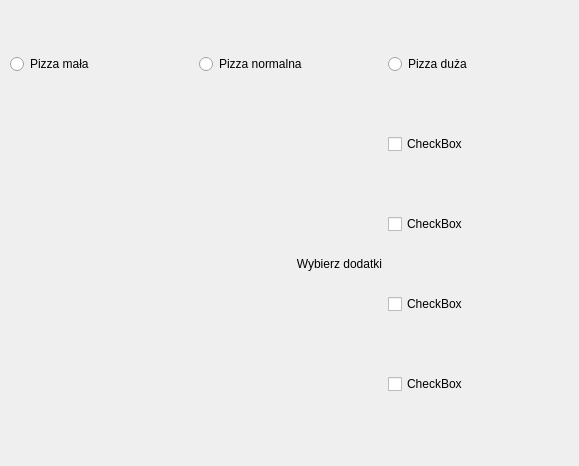
First picture: the form in layout.ui, repository Monka3tp/Pizza_pyqt, before the edit.
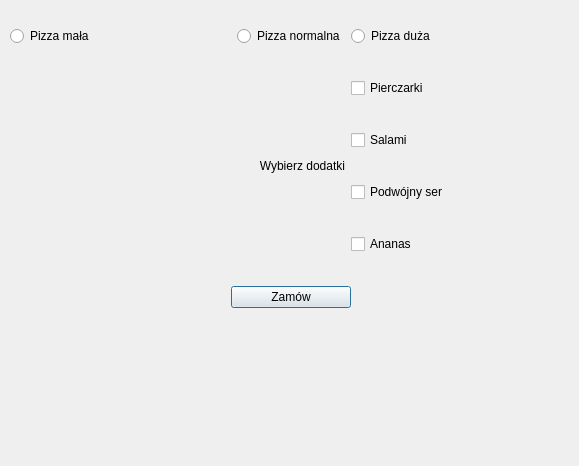
Second picture: the form after the edit.

What changed in the file:
```diff
--- a/layout.ui
+++ b/layout.ui
@@ -24,7 +24,14 @@
    </property>
    <layout class="QGridLayout" name="gridLayout">
     <item row="0" column="2">
-     <widget class="QRadioButton" name="radioButton_3">
+     <widget class="QRadioButton" name="normalPizza">
+      <property name="text">
+       <string>Pizza normalna</string>
+      </property>
+     </widget>
+    </item>
+    <item row="0" column="3" colspan="2">
+     <widget class="QRadioButton" name="bigPizza">
       <property name="autoFillBackground">
        <bool>false</bool>
       </property>
@@ -33,49 +40,68 @@
       </property>
      </widget>
     </item>
-    <item row="3" column="2">
-     <widget class="QCheckBox" name="checkBox_3">
+    <item row="4" column="3" colspan="2">
+     <widget class="QCheckBox" name="pinapleBox">
       <property name="text">
-       <string>CheckBox</string>
+       <string>Ananas</string>
       </property>
      </widget>
     </item>
-    <item row="2" column="2">
-     <widget class="QCheckBox" name="checkBox_2">
-      <property name="text">
-       <string>CheckBox</string>
+    <item row="5" column="0">
+     <spacer name="horizontalSpacer_2">
+      <property name="orientation">
+       <enum>Qt::Horizontal</enum>
       </property>
-     </widget>
+      <property name="sizeHint" stdset="0">
+       <size>
+        <width>40</width>
+        <height>20</height>
+       </size>
+      </property>
+     </spacer>
     </item>
-    <item row="0" column="0">
-     <widget class="QRadioButton" name="radioButton">
+    <item row="0" column="0" colspan="2">
+     <widget class="QRadioButton" name="smallPizza">
       <property name="text">
        <string>Pizza mała</string>
       </property>
      </widget>
     </item>
-    <item row="1" column="2">
-     <widget class="QCheckBox" name="checkBox">
+    <item row="3" column="3" colspan="2">
+     <widget class="QCheckBox" name="cheeseBox">
       <property name="text">
-       <string>CheckBox</string>
+       <string>Podwójny ser</string>
       </property>
      </widget>
     </item>
-    <item row="0" column="1">
-     <widget class="QRadioButton" name="radioButton_2">
+    <item row="1" column="3" colspan="2">
+     <widget class="QCheckBox" name="mushroomBox">
       <property name="text">
-       <string>Pizza normalna</string>
+       <string>Pierczarki</string>
       </property>
      </widget>
     </item>
-    <item row="4" column="2">
-     <widget class="QCheckBox" name="checkBox_4">
+    <item row="2" column="3" colspan="2">
+     <widget class="QCheckBox" name="salamiBox">
       <property name="text">
-       <string>CheckBox</string>
+       <string>Salami</string>
       </property>
      </widget>
     </item>
-    <item row="1" column="0" rowspan="4" colspan="2">
+    <item row="5" column="1" colspan="3">
+     <widget class="QPushButton" name="orderButton">
+      <property name="maximumSize">
+       <size>
+        <width>150</width>
+        <height>16777215</height>
+       </size>
+      </property>
+      <property name="text">
+       <string>Zamów</string>
+      </property>
+     </widget>
+    </item>
+    <item row="1" column="1" rowspan="4" colspan="2">
      <widget class="QLabel" name="label">
       <property name="text">
        <string>Wybierz dodatki</string>
@@ -85,6 +111,32 @@
       </property>
      </widget>
     </item>
+    <item row="5" column="4">
+     <spacer name="horizontalSpacer">
+      <property name="orientation">
+       <enum>Qt::Horizontal</enum>
+      </property>
+      <property name="sizeHint" stdset="0">
+       <size>
+        <width>40</width>
+        <height>20</height>
+       </size>
+      </property>
+     </spacer>
+    </item>
+    <item row="6" column="0" colspan="5">
+     <widget class="QLabel" name="output">
+      <property name="maximumSize">
+       <size>
+        <width>16777215</width>
+        <height>80</height>
+       </size>
+      </property>
+      <property name="text">
+       <string/>
+      </property>
+     </widget>
+    </item>
    </layout>
   </widget>
  </widget>
```
